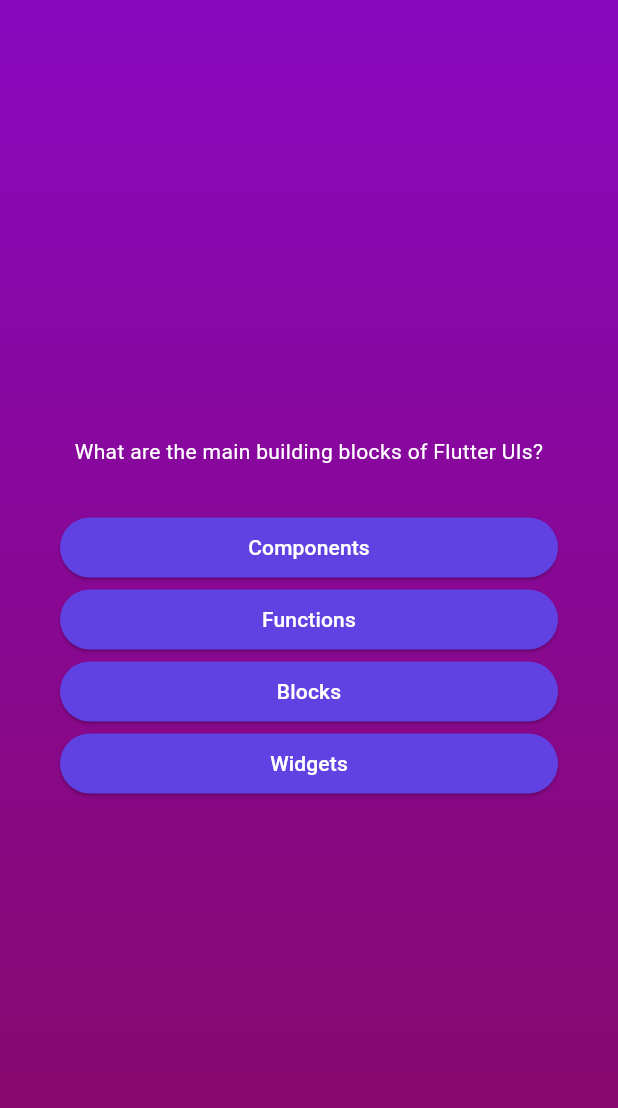
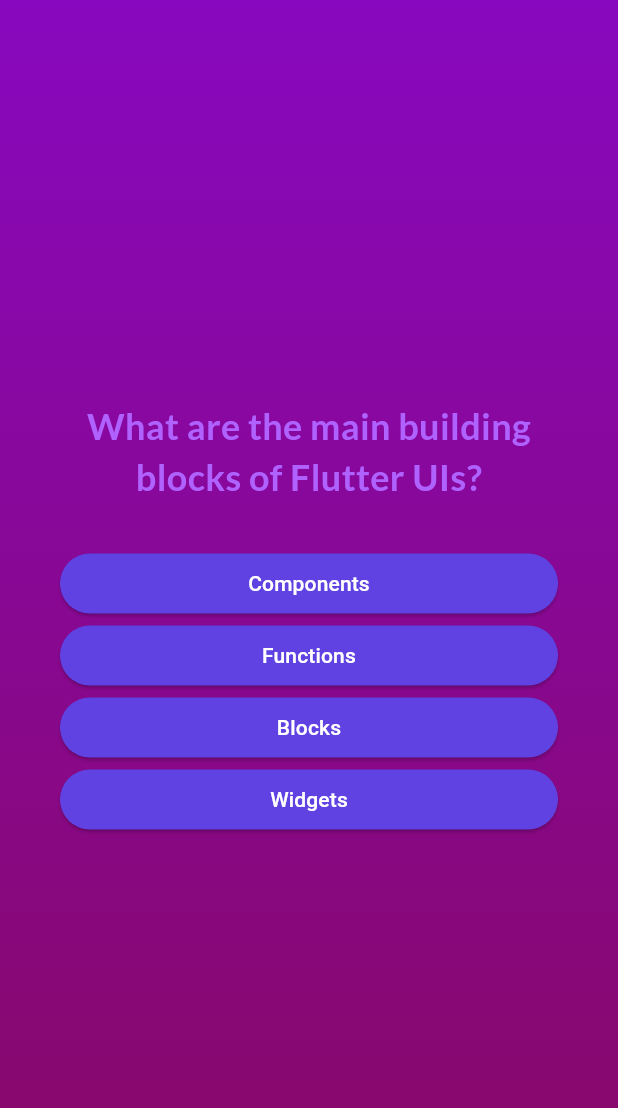
Before and after one commit to dodiforth/flutter_quiz_app, a Flutter app: the screen it shows after launch, after a tap on "Start Quiz!", on a phone screen of 412 x 824 dp. Shown: the top 1108 px of the screen. Run offline on Flutter 3.47's test engine with Material 3 defaults, Android fonts, the phone set to English and light mode, and no system bars; our stand-ins replace google_fonts.

Commit message:
Style: Add Google Fonts and applied it

```diff
--- a/lib/questions_screen.dart
+++ b/lib/questions_screen.dart
@@ -1,4 +1,6 @@
 import 'package:flutter/material.dart';
+import 'package:google_fonts/google_fonts.dart';
+
 import 'answer_button.dart';
 import 'package:flutter_quiz/data/questions.dart';
 
@@ -28,15 +30,23 @@ class _QuestionsScreenState extends State<QuestionsScreen> {
         margin: const EdgeInsets.all(40),
         child: Column(
           mainAxisAlignment: MainAxisAlignment.center,
-          crossAxisAlignment: CrossAxisAlignment.stretch, // (Buttons )Stretch to full width of screen
+          crossAxisAlignment: CrossAxisAlignment
+              .stretch, // (Buttons )Stretch to full width of screen
           children: [
-            Text(currentQuestion.question,
-                style: const TextStyle(color: Colors.white),textAlign: TextAlign.center,),
+            Text(
+              currentQuestion.question,
+              style: GoogleFonts.lato(
+                  color: const Color.fromRGBO(176, 98, 255, 1),
+                  fontSize: 24,
+                  fontWeight: FontWeight.bold),
+              textAlign: TextAlign.center,
+            ),
             const SizedBox(height: 30),
             ...currentQuestion.getShuffledAnswers().map((answer) {
               return AnswerButton(
-                  answerText: answer,
-                  selectAnswer: answerQuesion,);
+                answerText: answer,
+                selectAnswer: answerQuesion,
+              );
             }),
           ],
         ),
--- a/lib/start_screen.dart
+++ b/lib/start_screen.dart
@@ -1,4 +1,5 @@
 import 'package:flutter/material.dart';
+import 'package:google_fonts/google_fonts.dart';
 
 class StartScreen extends StatelessWidget {
   const StartScreen(this.startQuiz,{super.key});
@@ -20,11 +21,11 @@ class StartScreen extends StatelessWidget {
             colorBlendMode: BlendMode.modulate, // Blend the color
           ),
           const SizedBox(height: 50),
-          const Text('Learn Flutter the fun way!',
-              style: TextStyle(
-                color: Colors.white,
-                fontSize: 20,
-              )),
+          Text('Learn Flutter the fun way!',
+              style: GoogleFonts.lato(
+                  color: Colors.white,
+                  fontSize: 25,
+                  fontWeight: FontWeight.bold)),
           const SizedBox(height: 50),
           ElevatedButton.icon( // Button with icon and label
               onPressed: startQuiz,
--- a/pubspec.yaml
+++ b/pubspec.yaml
@@ -35,6 +35,7 @@ dependencies:
   # The following adds the Cupertino Icons font to your application.
   # Use with the CupertinoIcons class for iOS style icons.
   cupertino_icons: ^1.0.2
+  google_fonts: ^6.1.0
 
 dev_dependencies:
   flutter_test:
```
Also changed, not shown: pubspec.lock, 7 other files.
